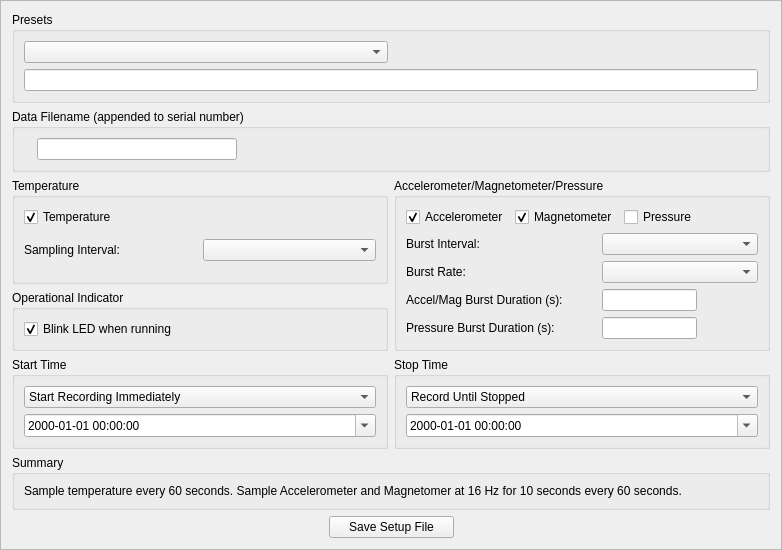
First picture: the form in gui/designer_files/setup.ui, repository LowellInstruments/Domino, before the edit.
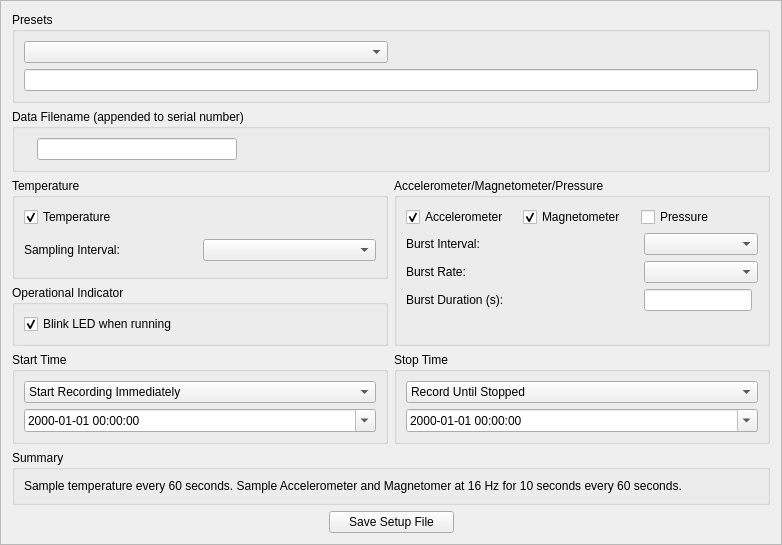
Second picture: the form after the edit. Icons and pictures are not drawn.

Commit message: Locks pressure burst duration to orient burst duration. Locks burst frequency to 8Hz.

The edit to the form file:
```diff
--- a/gui/designer_files/setup.ui
+++ b/gui/designer_files/setup.ui
@@ -420,8 +420,11 @@
      <property name="title">
       <string>Accelerometer/Magnetometer/Pressure</string>
      </property>
-     <layout class="QGridLayout" name="gridLayout_3" columnstretch="2,1,1">
-      <item row="5" column="0">
+     <layout class="QGridLayout" name="gridLayout_3" columnstretch="2,0,0">
+      <item row="1" column="1" colspan="2">
+       <widget class="QComboBox" name="comboBox_orient_interval"/>
+      </item>
+      <item row="4" column="0">
        <spacer name="verticalSpacer_2">
         <property name="orientation">
          <enum>Qt::Vertical</enum>
@@ -447,30 +450,6 @@
         </property>
        </widget>
       </item>
-      <item row="4" column="0">
-       <widget class="QLabel" name="label">
-        <property name="text">
-         <string>Pressure Burst Duration (s):</string>
-        </property>
-       </widget>
-      </item>
-      <item row="3" column="0">
-       <widget class="QLabel" name="label_8">
-        <property name="text">
-         <string>Accel/Mag Burst Duration (s):</string>
-        </property>
-       </widget>
-      </item>
-      <item row="4" column="1">
-       <widget class="QLineEdit" name="lineEdit_pressure_burst"/>
-      </item>
-      <item row="1" column="0">
-       <widget class="QLabel" name="label_7">
-        <property name="text">
-         <string>Burst Interval:</string>
-        </property>
-       </widget>
-      </item>
       <item row="0" column="0" colspan="2">
        <layout class="QHBoxLayout" name="horizontalLayout_4">
         <item>
@@ -502,6 +481,16 @@
         </item>
        </layout>
       </item>
+      <item row="2" column="1" colspan="2">
+       <widget class="QComboBox" name="comboBox_orient_burst_rate"/>
+      </item>
+      <item row="1" column="0">
+       <widget class="QLabel" name="label_7">
+        <property name="text">
+         <string>Burst Interval:</string>
+        </property>
+       </widget>
+      </item>
       <item row="2" column="0">
        <widget class="QLabel" name="label_6">
         <property name="text">
@@ -509,24 +498,12 @@
         </property>
        </widget>
       </item>
-      <item row="4" column="2">
-       <spacer name="horizontalSpacer_5">
-        <property name="orientation">
-         <enum>Qt::Horizontal</enum>
+      <item row="3" column="0">
+       <widget class="QLabel" name="label_8">
+        <property name="text">
+         <string>Burst Duration (s):</string>
         </property>
-        <property name="sizeHint" stdset="0">
-         <size>
-          <width>40</width>
-          <height>20</height>
-         </size>
-        </property>
-       </spacer>
-      </item>
-      <item row="2" column="1" colspan="2">
-       <widget class="QComboBox" name="comboBox_orient_burst_rate"/>
-      </item>
-      <item row="1" column="1" colspan="2">
-       <widget class="QComboBox" name="comboBox_orient_interval"/>
+       </widget>
       </item>
      </layout>
     </widget>
```
The commit also changes 14 other files.
